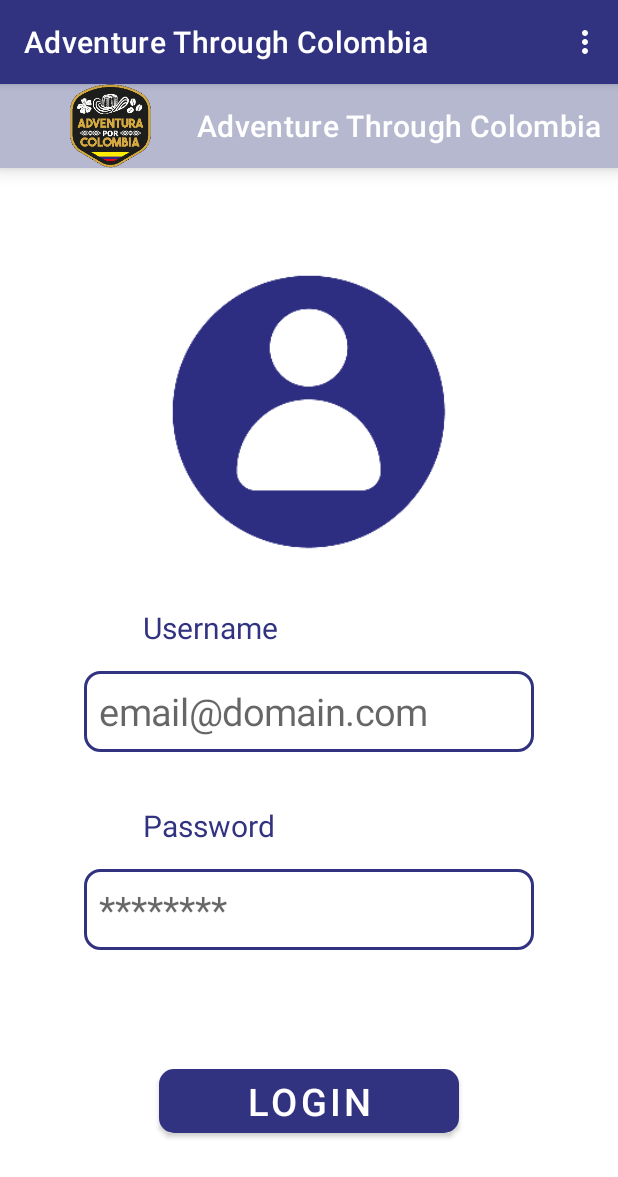
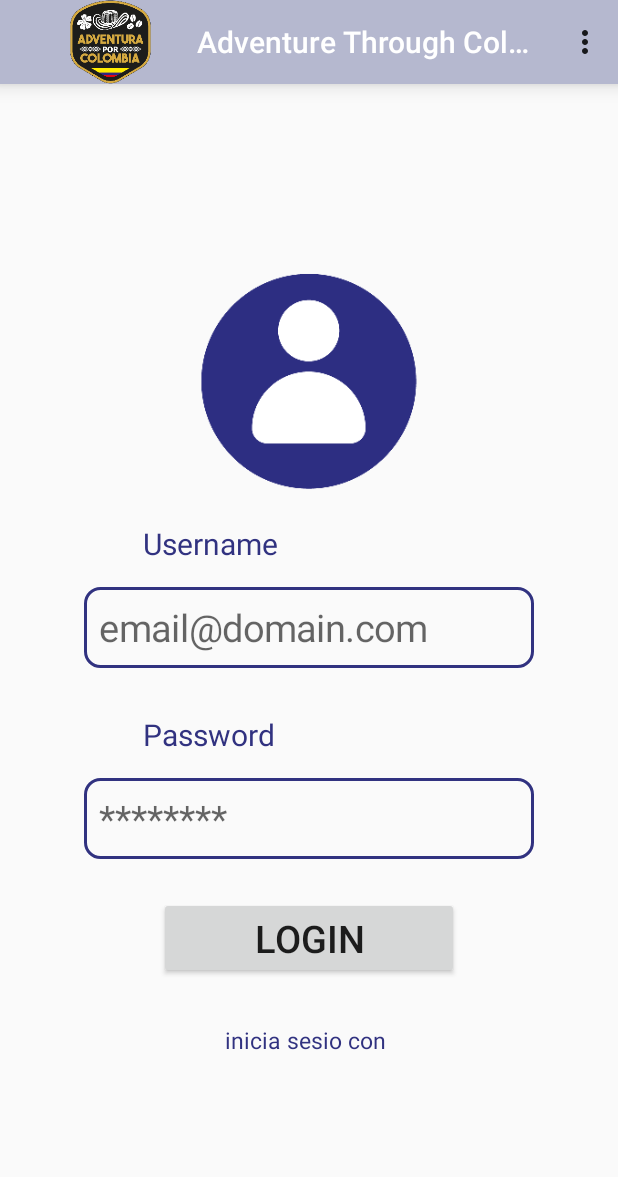
Before and after one commit to JhonnyPG/AppTurismo, an Android app: the welcomActivity screen opened directly, with no data from a screen before it, on a phone screen of 412 x 824 dp. Shown: the top 1177 px of the screen. Run offline under Robolectric (Android 15) with nearby library versions, the phone set to English and light mode, and no system bars.

Commit message:
Actividades faltantes welcom

```diff
--- a/app/build.gradle
+++ b/app/build.gradle
@@ -5,7 +5,7 @@ plugins {
 
 android {
     namespace 'com.lemarin31.aventurateporcolombia'
-    compileSdk 32
+    compileSdk 33
 
     defaultConfig {
         applicationId "com.lemarin31.aventurateporcolombia"
@@ -34,9 +34,9 @@ android {
 
 dependencies {
 
-    implementation 'androidx.core:core-ktx:1.7.0'
+    implementation 'androidx.core:core-ktx:1.9.0'
     implementation 'androidx.appcompat:appcompat:1.5.1'
-    implementation 'com.google.android.material:material:1.6.1'
+    implementation 'com.google.android.material:material:1.7.0'
     implementation 'androidx.constraintlayout:constraintlayout:2.1.4'
     testImplementation 'junit:junit:4.13.2'
     androidTestImplementation 'androidx.test.ext:junit:1.1.3'
--- a/app/src/main/AndroidManifest.xml
+++ b/app/src/main/AndroidManifest.xml
@@ -10,7 +10,7 @@
         android:label="@string/app_name"
         android:roundIcon="@mipmap/ic_launcher_round"
         android:supportsRtl="true"
-        android:theme="@style/Theme.AventuratePorColombia"
+        android:theme="@style/Theme.AppCompat.Light.NoActionBar"
         tools:targetApi="31">
         <activity
             android:name=".Maindestination"
--- a/app/src/main/res/layout-land/activity_main.xml
+++ b/app/src/main/res/layout-land/activity_main.xml
@@ -37,10 +37,10 @@
             app:cornerRadius="10dp" />
 
         <Button
-            style="?attr/materialButtonOutlinedStyle"
             android:layout_width="200dp"
             android:layout_height="wrap_content"
             android:text="@string/tex_Con"
+            android:onClick="welcom"
             android:textSize="15dp"
             app:cornerRadius="10dp" />
     </LinearLayout>
--- a/app/src/main/res/layout-land/activity_welcom.xml
+++ b/app/src/main/res/layout-land/activity_welcom.xml
@@ -3,20 +3,47 @@
     xmlns:android="http://schemas.android.com/apk/res/android"
     xmlns:app="http://schemas.android.com/apk/res-auto"
     xmlns:tools="http://schemas.android.com/tools"
+    android:orientation="vertical"
     android:layout_width="match_parent"
     android:layout_height="match_parent"
     tools:context=".welcomActivity">
 
-    <ImageView
-        android:layout_width="133dp"
-        android:layout_height="142dp"
-        android:layout_margin="16dp"
-        android:src="@drawable/usuario" />
+    <androidx.appcompat.widget.Toolbar
+        android:id="@+id/my_barrainiciosesion"
+        android:layout_width="match_parent"
+        android:layout_height="?attr/actionBarSize"
+        android:background="@color/purple_200"
+        android:elevation="8dp"
+        app:logo="@drawable/logo"
+        android:theme="@style/ThemeOverlay.AppCompat.ActionBar"
+        app:popupTheme="@style/ThemeOverlay.AppCompat.ActionBar"
+        app:title="@string/app_name"
+        app:titleTextColor="@color/white"
+        />
 
     <LinearLayout
         android:layout_width="match_parent"
-        android:layout_height="match_parent"
-        android:layout_margin="16dp"
+        android:layout_height="88dp"
+        android:gravity="center">
+
+        <ImageView
+            android:layout_width="100dp"
+            android:layout_height="100dp"
+            android:layout_margin="80px"
+            android:gravity="center"
+            android:src="@drawable/usuario"></ImageView>
+
+    </LinearLayout>
+
+    <LinearLayout
+        android:layout_width="match_parent"
+        android:layout_height="match_parent">
+
+        <LinearLayout
+            android:layout_width="0dp"
+            android:layout_height="209dp"
+            android:layout_margin="80px"
+            android:layout_weight="1"
             android:gravity="center"
             android:orientation="vertical">
 
@@ -24,32 +51,32 @@
                 android:layout_width="wrap_content"
                 android:layout_height="wrap_content"
                 android:layout_gravity="left"
-            android:layout_marginLeft="200dp"
-            android:layout_marginTop="50dp"
+                android:layout_marginLeft="95dp"
                 android:text="@string/tex_Username"
                 android:textColor="@color/purple_500"
-            android:textSize="25dp" />
+                android:textSize="20dp" />
 
             <EditText
+                android:id="@+id/edtusername"
                 android:layout_width="300dp"
                 android:layout_height="wrap_content"
                 android:layout_gravity="center|center_vertical"
                 android:layout_marginHorizontal="16dp"
                 android:background="@drawable/style_stroke"
-            android:hint="@string/tex_Email"
-            />
+                android:hint="@string/tex_Email" />
 
             <TextView
                 android:layout_width="wrap_content"
                 android:layout_height="wrap_content"
                 android:layout_gravity="left"
-            android:layout_marginLeft="200dp"
-            android:layout_marginTop="50dp"
+                android:layout_marginLeft="95dp"
+                android:layout_marginTop="20dp"
                 android:text="@string/tex_Password"
                 android:textColor="@color/purple_500"
-            android:textSize="25dp" />
+                android:textSize="20dp" />
 
             <EditText
+                android:id="@+id/edtpassword"
                 android:layout_width="300dp"
                 android:layout_height="wrap_content"
                 android:background="@drawable/style_stroke"
@@ -57,13 +84,27 @@
                 android:inputType="textPassword"
                 app:cornerRadius="10dp" />
 
+        </LinearLayout>
+
+        <LinearLayout
+            android:layout_width="0dp"
+            android:layout_weight="1"
+            android:layout_margin="80px"
+            android:layout_height="match_parent"
+            android:orientation="vertical">
+
+
             <Button
-            android:layout_width="200dp"
+                android:layout_width="match_parent"
                 android:layout_height="wrap_content"
                 android:layout_marginTop="58dp"
                 android:text="@string/tex_Login"
+                android:onClick="destino"
                 android:textSize="20dp"
-            app:cornerRadius="10dp" />
+                app:cornerRadius="10dp"
+                />
+
         </LinearLayout>
 
     </LinearLayout>
+</LinearLayout>
--- a/app/src/main/res/layout-sw600dp/activity_welcom.xml
+++ b/app/src/main/res/layout-sw600dp/activity_welcom.xml
@@ -7,7 +7,41 @@
     android:layout_height="match_parent"
     tools:context=".welcomActivity"
     android:orientation="vertical">
+    <LinearLayout
+        android:layout_width="match_parent"
+        android:layout_height="500dp"
+        android:layout_margin="16dp"
+        android:background="@drawable/style_main"
+        android:gravity="center"
+        android:orientation="vertical">
 
+        <ImageView
+            android:layout_width="226dp"
+            android:layout_height="236dp"
+            android:src="@drawable/logo" />
 
+    </LinearLayout>
+    <LinearLayout
+        android:layout_width="match_parent"
+        android:layout_height="match_parent"
+        android:layout_margin="16dp"
+        android:gravity="center"
+        android:orientation="vertical">
+
+        <Button
+            android:layout_width="400dp"
+            android:layout_height="wrap_content"
+            android:text="@string/tex_Sig"
+            android:textSize="20dp"
+            app:cornerRadius="10dp" />
+
+        <Button
+            style="?attr/materialButtonOutlinedStyle"
+            android:layout_width="400dp"
+            android:layout_height="wrap_content"
+            android:text="@string/tex_Con"
+            android:textSize="20dp"
+            app:cornerRadius="10dp" />
+    </LinearLayout>
 
 </LinearLayout>
--- a/app/src/main/res/layout-sw720dp-land/activity_main.xml
+++ b/app/src/main/res/layout-sw720dp-land/activity_main.xml
@@ -27,11 +27,11 @@
 
     <LinearLayout
         android:layout_width="match_parent"
-        android:layout_height="230dp"
+        android:layout_height="371dp"
         android:layout_margin="16dp"
         android:elevation="20dp"
         android:gravity="center"
-        android:orientation="vertical" >
+        android:orientation="vertical">
 
         <Button
             android:layout_width="300dp"
--- a/app/src/main/res/layout-sw720dp-land/activity_welcom.xml
+++ b/app/src/main/res/layout-sw720dp-land/activity_welcom.xml
@@ -6,66 +6,107 @@
     android:layout_width="match_parent"
     android:layout_height="match_parent"
     tools:context=".welcomActivity"
-    android:orientation="vertical">>
+    android:orientation="vertical">
 
+
+    <androidx.appcompat.widget.Toolbar
+        android:id="@+id/my_barrainiciosesion"
+        android:layout_width="match_parent"
+        android:layout_height="103dp"
+        android:background="@color/purple_200"
+        android:elevation="8dp"
+        android:theme="@style/ThemeOverlay.AppCompat.ActionBar"
+        app:logo="@drawable/logo"
+        app:popupTheme="@style/ThemeOverlay.AppCompat.ActionBar"
+        app:title="@string/app_name"
+        app:titleTextColor="@color/white" />
 
     <LinearLayout
         android:layout_width="match_parent"
-        android:layout_height="match_parent"
-        android:orientation="vertical"
+        android:layout_height="226dp"
         android:gravity="center">
 
         <ImageView
-            android:layout_width="200dp"
+            android:layout_width="250dp"
             android:layout_height="200dp"
-            android:src="@drawable/usuario"/>
+            android:layout_margin="80px"
+            android:gravity="center"
+            android:src="@drawable/usuario"></ImageView>
+
+    </LinearLayout>
+
+    <LinearLayout
+        android:layout_width="match_parent"
+        android:layout_height="match_parent">
+
+        <LinearLayout
+            android:layout_width="0dp"
+            android:layout_height="510dp"
+            android:layout_margin="80px"
+            android:layout_weight="1"
+            android:gravity="center"
+            android:orientation="vertical">
 
             <TextView
                 android:layout_width="wrap_content"
                 android:layout_height="wrap_content"
                 android:layout_gravity="left"
-            android:layout_marginHorizontal="500dp"
-            android:layout_marginTop="58dp"
+                android:layout_marginLeft="95dp"
                 android:text="@string/tex_Username"
                 android:textColor="@color/purple_500"
-            android:textSize="30dp" />
+                android:textSize="50dp" />
 
             <EditText
-            android:layout_width="300dp"
-            android:layout_height="wrap_content"
-            android:layout_margin="10dp"
+                android:id="@+id/edtusername"
+                android:layout_width="800dp"
+                android:layout_height="84dp"
+                android:layout_gravity="center|center_vertical"
+                android:layout_marginHorizontal="35dp"
+                android:background="@drawable/style_stroke"
                 android:hint="@string/tex_Email"
-            android:layout_marginHorizontal="16dp"
-            android:background="@drawable/style_stroke"
-            android:layout_gravity="center|center_vertical" />
+                android:textSize="40dp"/>
+
             <TextView
                 android:layout_width="wrap_content"
                 android:layout_height="wrap_content"
+                android:layout_gravity="left"
+                android:layout_marginLeft="95dp"
+                android:layout_marginTop="20dp"
                 android:text="@string/tex_Password"
-            android:textSize="30dp"
                 android:textColor="@color/purple_500"
-            android:layout_marginHorizontal="500dp"
-            android:layout_marginTop="50dp"
-            android:layout_gravity="left"
-            />
+                android:textSize="50dp" />
+
             <EditText
-            android:layout_width="300dp"
-            android:layout_height="wrap_content"
-            android:layout_margin="10dp"
+                android:id="@+id/edtpassword"
+                android:layout_width="800dp"
+                android:layout_height="72dp"
                 android:background="@drawable/style_stroke"
                 android:hint="@string/tex_YouPassword"
-            app:cornerRadius="15dp"
-            />
+                android:inputType="textPassword"
+                app:cornerRadius="30dp"
+                android:textSize="40dp"/>
+
+        </LinearLayout>
+
+        <LinearLayout
+            android:layout_width="0dp"
+            android:layout_height="514dp"
+            android:layout_margin="80px"
+            android:layout_weight="1"
+            android:orientation="vertical">
+
 
             <Button
-            android:layout_width="300dp"
-            android:layout_height="wrap_content"
-            android:elevation="15dp"
-            android:textSize="40dp"
-            app:cornerRadius="15dp"
+                android:layout_width="match_parent"
+                android:layout_height="102dp"
                 android:layout_marginTop="58dp"
-            android:text="@string/tex_Login" />
+                android:onClick="destino"
+                android:text="@string/tex_Login"
+                android:textSize="50dp"
+                app:cornerRadius="10dp" />
+
 
         </LinearLayout>
 
     </LinearLayout>
+</LinearLayout>
--- a/app/src/main/res/layout-sw720dp/activity_main.xml
+++ b/app/src/main/res/layout-sw720dp/activity_main.xml
@@ -19,7 +19,7 @@
 
         <ImageView
             android:layout_width="400dp"
-            android:layout_height="wrap_content"
+            android:layout_height="380dp"
             android:src="@drawable/logo" />
 
     </LinearLayout>
--- a/app/src/main/res/layout/activity_welcom.xml
+++ b/app/src/main/res/layout/activity_welcom.xml
@@ -30,7 +30,7 @@
 
         <ImageView
             android:layout_width="200dp"
-            android:layout_height="200dp"
+            android:layout_height="158dp"
             android:src="@drawable/usuario" />
 
         <TextView
@@ -40,7 +40,7 @@
             android:textSize="20dp"
             android:textColor="@color/purple_500"
             android:layout_marginLeft="95dp"
-            android:layout_marginTop="30dp"
+            android:layout_marginTop="15dp"
             android:layout_gravity="left"/>
 
 
@@ -62,7 +62,7 @@
             android:textSize="20dp"
             android:textColor="@color/purple_500"
             android:layout_marginLeft="95dp"
-            android:layout_marginTop="20dp"
+            android:layout_marginTop="15dp"
             android:layout_gravity="left" />
 
         <EditText
@@ -79,12 +79,25 @@
             android:id="@+id/destino"
             android:layout_width="200dp"
             android:layout_height="wrap_content"
-            android:layout_marginTop="58dp"
+            android:layout_marginTop="10dp"
             android:elevation="15dp"
             android:onClick="destino"
             android:text="@string/tex_Login"
             android:textSize="25dp"
             app:cornerRadius="10dp" />
+
+        <TextView
+            android:layout_width="116dp"
+            android:layout_height="wrap_content"
+            android:layout_gravity="left"
+            android:layout_marginLeft="150dp"
+            android:layout_marginTop="30dp"
+            android:text="inicia sesio con"
+            android:textColor="@color/purple_500"
+            android:textSize="15dp" />
+
+
+
     </LinearLayout>
 
 </LinearLayout>
```
Also changed, not shown: app/src/main/res/layout-sw480dp-land/activity_main.xml (+40 -10 lines), app/src/main/res/layout-sw600dp-land/activity_main.xml (+41 -11 lines), app/src/main/res/layout-sw600dp/activity_main.xml (+36 -0 lines), app/src/main/res/layout/activity_destination.xml (+10 -10 lines), app/src/main/res/drawable/ic_google_sing_in.png (added). Lines whose indentation alone changed are shown as unchanged.
